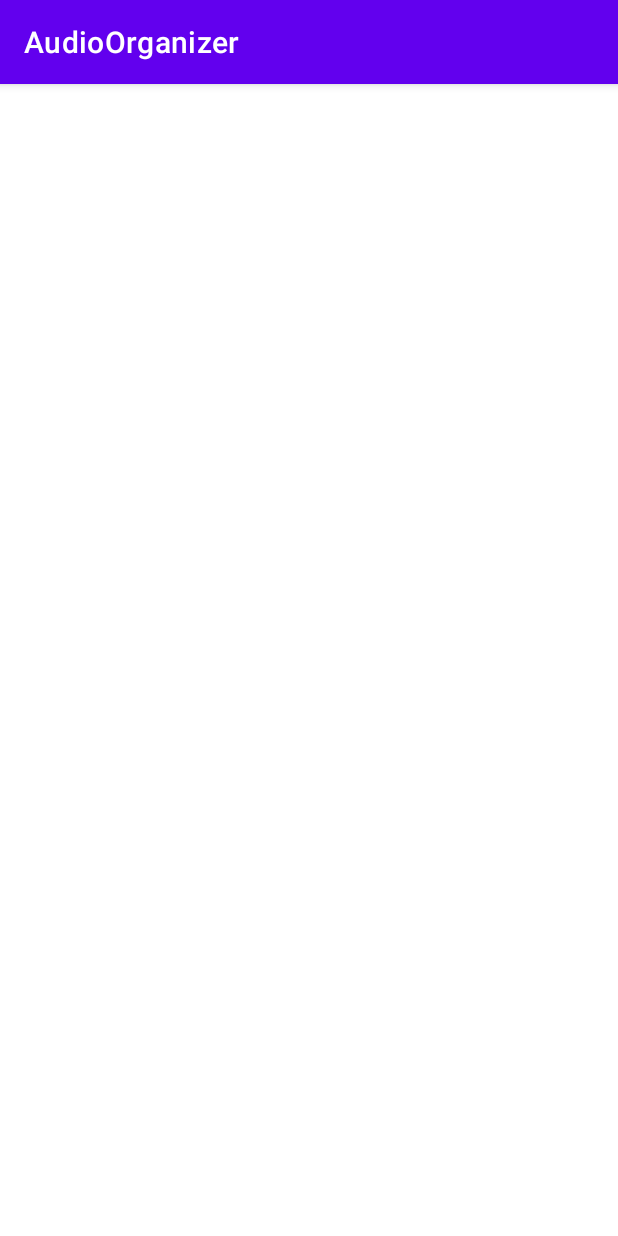
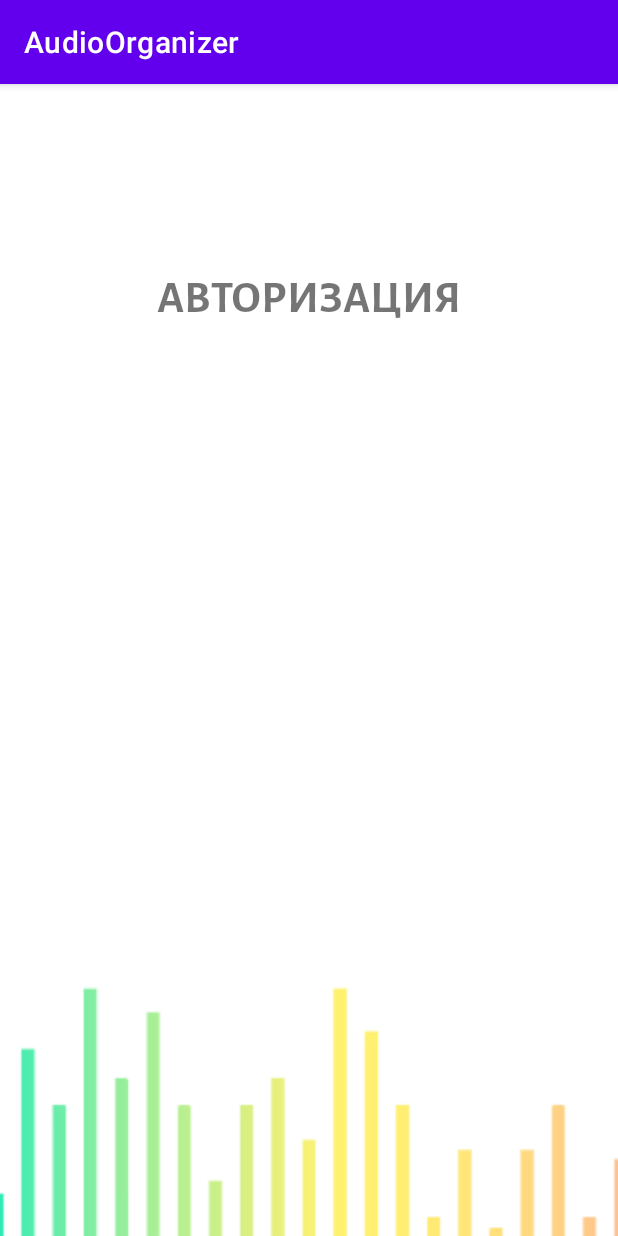
Before and after one commit to vanrit/Practice-Audio, an Android app: the LoginActivity screen opened directly, with no data from a screen before it, on a phone screen of 412 x 824 dp. Run offline under Robolectric (Android 15) with nearby library versions, the phone set to English and light mode, and no system bars.

Commit message:
Add some fonts, pictures and start doing authorization screen

```diff
--- a/Android_App/app/src/main/res/layout/activity_login.xml
+++ b/Android_App/app/src/main/res/layout/activity_login.xml
@@ -6,4 +6,28 @@
     android:layout_height="match_parent"
     tools:context=".LoginActivity">
 
+    <TextView
+        android:id="@+id/textView"
+        android:text="@string/authorization"
+        android:layout_width="wrap_content"
+        android:layout_height="wrap_content"
+        android:layout_marginStart="12dp"
+        android:layout_marginTop="120dp"
+        android:layout_marginEnd="12dp"
+        android:fontFamily="@font/alegreyasansbold"
+        app:layout_constraintLeft_toLeftOf="parent"
+        app:layout_constraintRight_toRightOf="parent"
+        app:layout_constraintTop_toTopOf="parent"
+        android:textSize="30sp" />
+
+    <ImageView
+        android:id="@+id/imageView"
+        android:layout_width="match_parent"
+        android:layout_height="wrap_content"
+        android:scaleType="centerCrop"
+        android:contentDescription="@string/wave_image_description"
+        app:layout_constraintLeft_toLeftOf="parent"
+        app:layout_constraintRight_toRightOf="parent"
+        app:layout_constraintBottom_toBottomOf="parent"
+        app:srcCompat="@drawable/colorwavesecond" />
 </androidx.constraintlayout.widget.ConstraintLayout>
--- a/Android_App/app/src/main/res/values/strings.xml
+++ b/Android_App/app/src/main/res/values/strings.xml
@@ -1,3 +1,5 @@
 <resources>
     <string name="app_name">AudioOrganizer</string>
+    <string name="authorization">АВТОРИЗАЦИЯ</string>
+    <string name="wave_image_description">Music Wave Image</string>
 </resources>
```
Also changed, not shown: Android_App/app/src/main/res/drawable/colorwave.png (added), Android_App/app/src/main/res/drawable/colorwavesecond.png (added), Android_App/app/src/main/res/drawable/colorwavethird.png (added), Android_App/app/src/main/res/font/alegreyasansbold.ttf (added), Android_App/app/src/main/res/font/alegreyasansmedium.ttf (added), Android_App/app/src/main/res/font/alegreyasansrregular.ttf (added).
